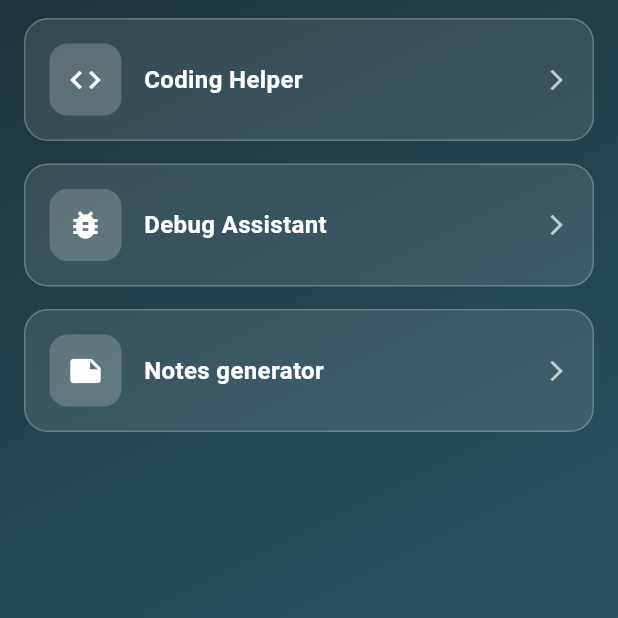
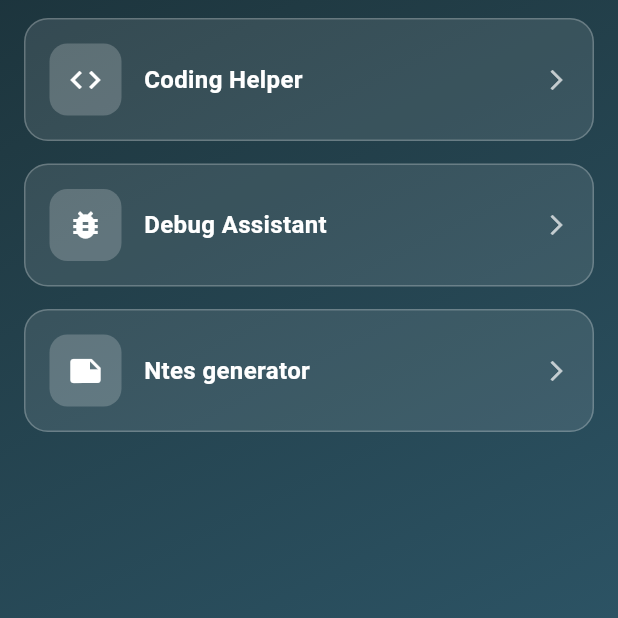
Before and after one commit to muhammadhamza67/ai-study-assistant, a Flutter app: the screen it shows after launch, on a phone screen of 412 x 824 dp, the part 618-1236 px from its top. Run offline on Flutter 3.47's test engine with Material 3 defaults, Android fonts, the phone set to English and light mode, and no system bars.

Commit message:
Update project

```diff
--- a/lib/screens/home_screen.dart
+++ b/lib/screens/home_screen.dart
@@ -10,7 +10,7 @@ class HomeScreen extends StatelessWidget {
     {"title": "Step-by-Step Tutor", "type": "tutor", "icon": Icons.school},
     {"title": "Coding Helper", "type": "code", "icon": Icons.code},
     {"title": "Debug Assistant", "type": "debug", "icon": Icons.bug_report},
-    {"title": "Notes generator", "type": "notes", "icon": Icons.note},
+    {"title": "Ntes generator", "type": "notes", "icon": Icons.note},
   ];
 
   @override
```
